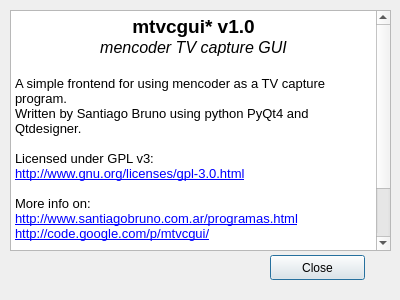
The window that src/ui/about.ui (sbruno/mtvcgui) describes before a commit, drawn with Qt 5.
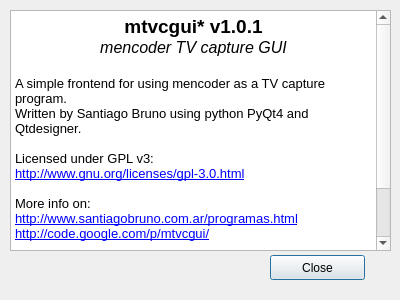
The same window after the commit.

Diff of the .ui file:
```diff
--- a/src/ui/about.ui
+++ b/src/ui/about.ui
@@ -40,7 +40,7 @@
 &lt;html&gt;&lt;head&gt;&lt;meta name=&quot;qrichtext&quot; content=&quot;1&quot; /&gt;&lt;style type=&quot;text/css&quot;&gt;
 p, li { white-space: pre-wrap; }
 &lt;/style&gt;&lt;/head&gt;&lt;body style=&quot; font-family:'Sans Serif'; font-size:9pt; font-weight:400; font-style:normal;&quot;&gt;
-&lt;p align=&quot;center&quot; style=&quot; margin-top:0px; margin-bottom:0px; margin-left:0px; margin-right:0px; -qt-block-indent:0; text-indent:0px;&quot;&gt;&lt;span style=&quot; font-size:14pt; font-weight:600;&quot;&gt;mtvcgui* v1.0&lt;/span&gt;&lt;/p&gt;
+&lt;p align=&quot;center&quot; style=&quot; margin-top:0px; margin-bottom:0px; margin-left:0px; margin-right:0px; -qt-block-indent:0; text-indent:0px;&quot;&gt;&lt;span style=&quot; font-size:14pt; font-weight:600;&quot;&gt;mtvcgui* v1.0.1&lt;/span&gt;&lt;/p&gt;
 &lt;p align=&quot;center&quot; style=&quot; margin-top:0px; margin-bottom:0px; margin-left:0px; margin-right:0px; -qt-block-indent:0; text-indent:0px;&quot;&gt;&lt;span style=&quot; font-size:12pt; font-style:italic;&quot;&gt;mencoder TV capture GUI&lt;/span&gt;&lt;/p&gt;
 &lt;p align=&quot;center&quot; style=&quot;-qt-paragraph-type:empty; margin-top:0px; margin-bottom:0px; margin-left:0px; margin-right:0px; -qt-block-indent:0; text-indent:0px; font-size:12pt; font-style:italic;&quot;&gt;&lt;br /&gt;&lt;/p&gt;
 &lt;p style=&quot; margin-top:0px; margin-bottom:0px; margin-left:0px; margin-right:0px; -qt-block-indent:0; text-indent:0px;&quot;&gt;&lt;span style=&quot; font-size:10pt;&quot;&gt;A simple frontend for using mencoder as a TV capture program.&lt;/span&gt;&lt;/p&gt;
```
